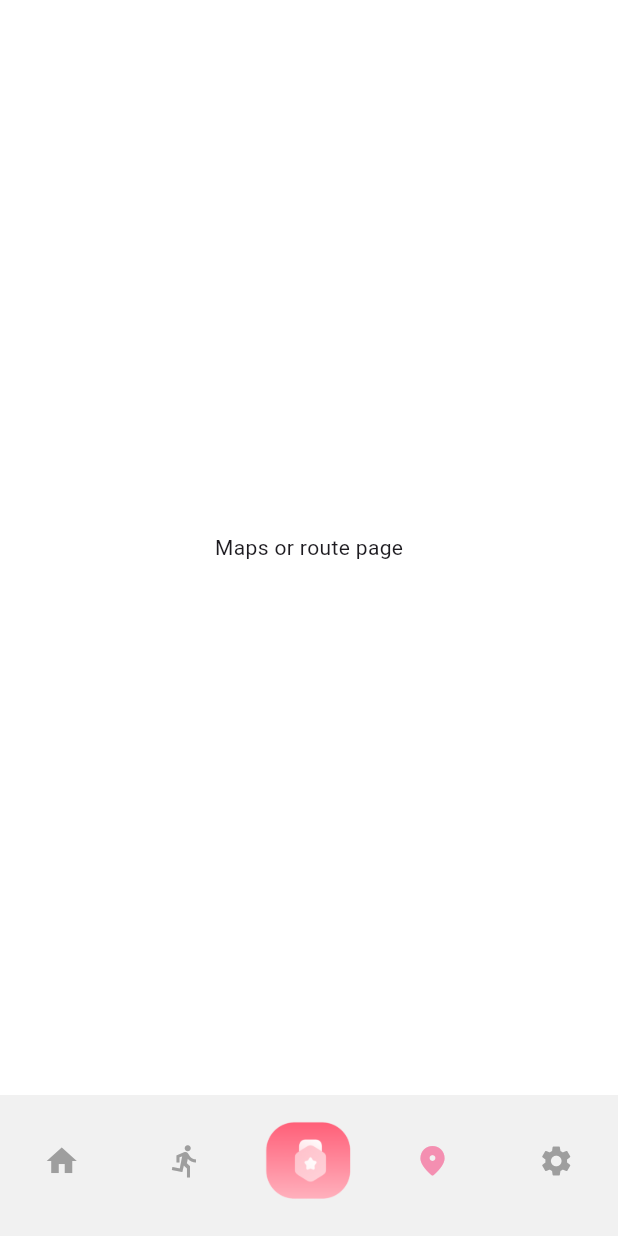
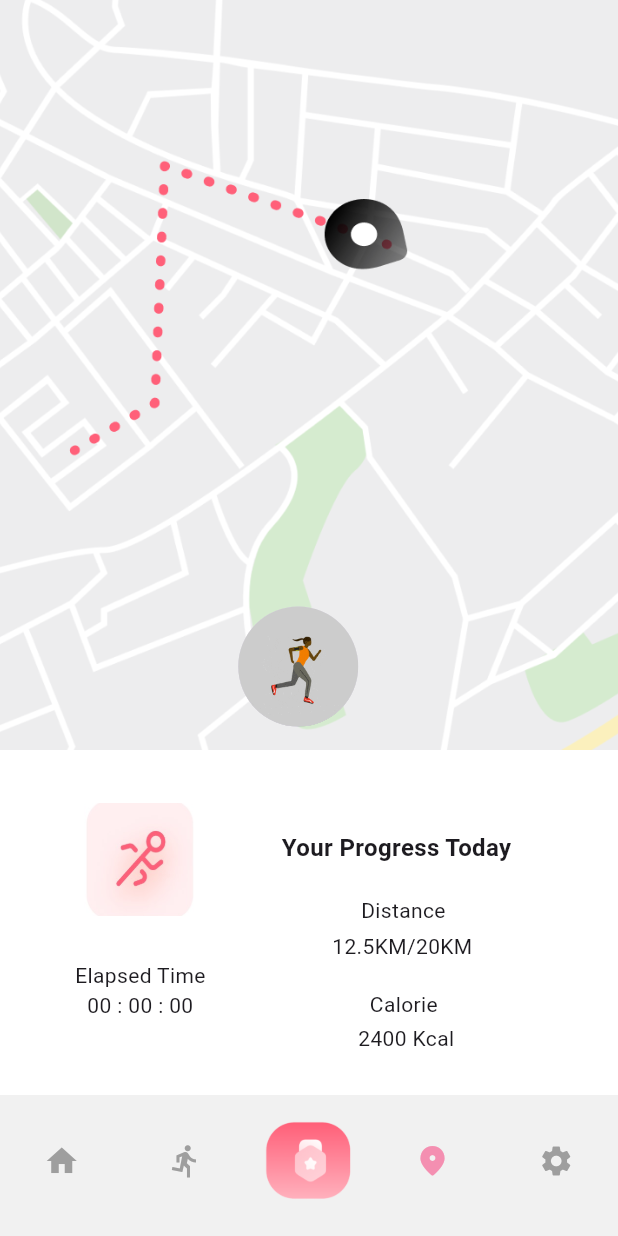
Before and after one commit to k1vv/Gesundheits-Link, a Flutter app: the screen it shows once a user with an empty profile is signed in, item 4 of the bottom bar chosen, on a phone screen of 412 x 824 dp. Run offline on Flutter 3.47's test engine with Material 2 defaults, Android fonts, the phone set to English and light mode, and no system bars; our stand-ins replace firebase_auth, firebase_core, firebase_database, firebase_storage, flutter_map, geolocator and 3 more; accounts and stored records are empty.

Commit message:
Latest Version (Map realtime tracking is under development)
Manages to  do
   - add a interactive map
   - UI design for map and tracking user
      running exercise done.

```diff
--- a/lib/UI/main_page.dart
+++ b/lib/UI/main_page.dart
@@ -9,6 +9,7 @@ class MainPage extends StatefulWidget {
   const MainPage({Key? key}) : super(key: key);
 
   @override
+  // ignore: library_private_types_in_public_api
   _MainPageState createState() => _MainPageState();
 }
 
--- a/lib/UI/map.dart
+++ b/lib/UI/map.dart
@@ -1,12 +1,206 @@
 import 'package:flutter/material.dart';
+import 'package:geolocator/geolocator.dart';
+import 'package:myapp/UI/tracklocation_page.dart';
 
-class Maps extends StatelessWidget {
+class Maps extends StatefulWidget {
   const Maps({Key? key}) : super(key: key);
 
   @override
+  // ignore: library_private_types_in_public_api
+  _MapsState createState() => _MapsState();
+}
+
+class _MapsState extends State<Maps> {
+  bool showError = false;
+
+  @override
   Widget build(BuildContext context) {
-    return const Center(
-      child: Text("Maps or route page"),
+    double baseWidth = 428;
+    double fem = MediaQuery.of(context).size.width / baseWidth;
+    return Stack(
+      children: <Widget>[
+        SizedBox(
+          width: double.infinity,
+          height: 500,
+          child: Container(
+            decoration: const BoxDecoration(
+              image: DecorationImage(
+                image: AssetImage('assets/images/background11.png'),
+                fit: BoxFit.cover,
+              ),
+            ),
+          ),
+        ),
+        Positioned(
+          left: 165 * fem,
+          top: 420 * fem,
+          child: SizedBox(
+            height: 80,
+            width: 80,
+            child: ClipOval(
+              child: FloatingActionButton(
+                elevation: 10.0,
+                onPressed: () {
+                  _requestLocationPermission();
+                },
+                shape: const CircleBorder(),
+                child: Image.asset(
+                  'assets/images/200w.gif',
+                  fit: BoxFit.cover,
+                  height: 85,
+                  width: 85,
+                ),
+              ),
+            ),
+          ),
+        ),
+        Positioned(
+          top: 525 * fem,
+          child: Container(
+            width: 360,
+            height: 400,
+            decoration: BoxDecoration(
+              color: Colors.white,
+              borderRadius: BorderRadius.circular(40),
+            ),
+            child: Align(
+              alignment: Alignment.topCenter,
+              child: Column(
+                children: [
+                  const SizedBox(
+                    height: 30,
+                  ),
+                  Row(
+                    children: [
+                      const Align(
+                        alignment: Alignment.topCenter,
+                        child: SizedBox(
+                          width: 50,
+                        ),
+                      ),
+                      Align(
+                        alignment: Alignment.topCenter,
+                        child: Column(
+                          children: [
+                            SizedBox(
+                              height: 75,
+                              width: 75,
+                              child: Image.asset('assets/images/runner.jpg',
+                                  fit: BoxFit.cover),
+                            ),
+                            const SizedBox(height: 30),
+                            const SizedBox(child: Text('Elapsed Time')),
+                            const SizedBox(child: Text('00 : 00 : 00'))
+                          ],
+                        ),
+                      ),
+                    ],
+                  ),
+                ],
+              ),
+            ),
+          ),
+        ),
+        Positioned(
+          left: 195 * fem,
+          top: 575 * fem,
+          child: const SizedBox(
+              height: 50,
+              child: Text(
+                'Your Progress Today',
+                style: TextStyle(
+                  fontWeight: FontWeight.bold,
+                  fontSize: 16,
+                ),
+              )),
+        ),
+        Positioned(
+          left: 250 * fem,
+          top: 620 * fem,
+          child: const SizedBox(
+              height: 50,
+              child: Text(
+                'Distance',
+                style: TextStyle(),
+              )),
+        ),
+        Positioned(
+          left: 230 * fem,
+          top: 645 * fem,
+          child: const SizedBox(
+              height: 50,
+              child: Text(
+                '12.5KM/20KM',
+                style: TextStyle(),
+              )),
+        ),
+        Positioned(
+          left: 256 * fem,
+          top: 685 * fem,
+          child: const SizedBox(
+              height: 50,
+              child: Text(
+                'Calorie',
+                style: TextStyle(),
+              )),
+        ),
+        Positioned(
+          left: 248 * fem,
+          top: 709 * fem,
+          child: const SizedBox(
+              height: 50,
+              child: Text(
+                '2400 Kcal',
+                style: TextStyle(),
+              )),
+        ),
+        Positioned(
+          left: 110 * fem,
+          top: 475 * fem,
+          child: AnimatedOpacity(
+            opacity: showError ? 1.0 : 0.0,
+            duration: const Duration(milliseconds: 500),
+            child: SizedBox(
+              height: 50,
+              width: 180,
+              child: Container(
+                decoration: BoxDecoration(
+                  color: Colors.black,
+                  borderRadius: BorderRadius.circular(10),
+                ),
+                child: const Center(
+                  child: Text(
+                    'Please grant permission to use Location services in the settings',
+                    textAlign: TextAlign.center,
+                    style: TextStyle(color: Colors.white),
+                  ),
+                ),
+              ),
+            ),
+          ),
+        ),
+      ],
     );
   }
+
+  Future<void> _requestLocationPermission() async {
+    final status = await Geolocator.requestPermission();
+
+    if (status == LocationPermission.always ||
+        status == LocationPermission.whileInUse) {
+      // ignore: use_build_context_synchronously
+      Navigator.push(context,
+          MaterialPageRoute(builder: (context) => const TrackLocation()));
+    } else if (status == LocationPermission.denied ||
+        status == LocationPermission.deniedForever) {
+      setState(() {
+        showError = true;
+      });
+      Future.delayed(const Duration(seconds: 5), () {
+        setState(() {
+          showError = false;
+        });
+      });
+    }
+  }
 }
--- a/lib/utils.dart
+++ b/lib/utils.dart
@@ -10,6 +10,7 @@ class MyCustomScrollBehavior extends MaterialScrollBehavior {
       };
 }
 
+// ignore: non_constant_identifier_names
 TextStyle SafeGoogleFont(
   String fontFamily, {
   TextStyle? textStyle,
```
Also changed, not shown: lib/UI/tracklocation_page.dart (added, +343 -0 lines), pubspec.yaml (+13 -1 lines), assets/images/200w.gif (added), assets/images/background11.png (added), assets/images/pause.png (added), assets/images/runner.jpg (added), assets/images/start.png (added), assets/images/stop.png (added), pubspec.lock, 6 other files.
